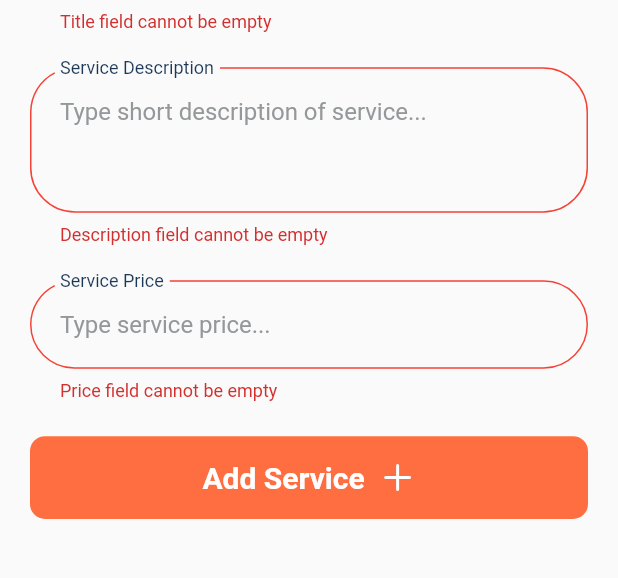
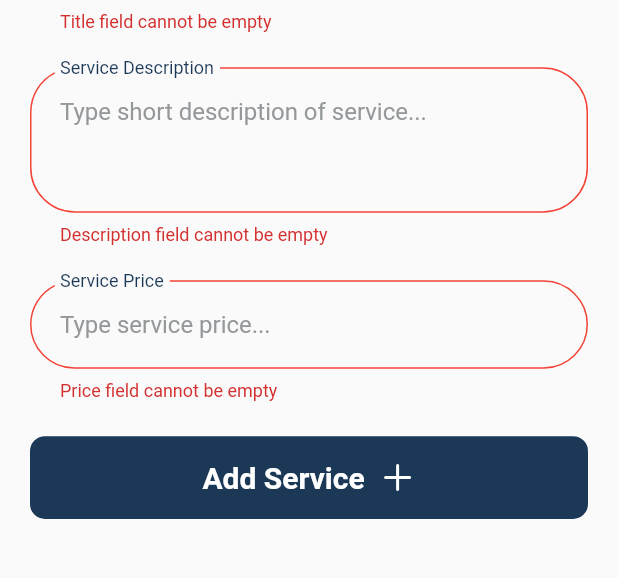
Before and after one commit to lakshya46jain/h4y-partner, a Flutter app: the AddServiceScreen screen opened directly, after a tap on "Add Service", on a phone screen of 412 x 824 dp, the part 205-783 px from its top. Run offline on Flutter 3.47's test engine with Material 2 defaults, Android fonts, the phone set to English and light mode, and no system bars; our stand-ins replace cached_network_image, cloud_firestore, firebase_auth, firebase_core, firebase_storage, fluentui_system_icons and 7 more; missing offline and left inert: international_phone_input, rate_my_app; accounts and stored records are empty; network calls fail; project files that could hold a hidden picture were left out.

Commit message:
Redesigned Constants

```diff
--- a/lib/constants/policy_dialog.dart
+++ b/lib/constants/policy_dialog.dart
@@ -56,7 +56,7 @@ class PolicyDialog extends StatelessWidget {
             child: Container(
               decoration: BoxDecoration(
                 borderRadius: BorderRadius.circular(10.0),
-                color: Colors.deepOrangeAccent,
+                color: Color(0xFF1C3857),
               ),
               width: double.infinity,
               height: MediaQuery.of(context).size.height / (1792 / 120),
--- a/lib/constants/signature_button.dart
+++ b/lib/constants/signature_button.dart
@@ -21,7 +21,7 @@ class SignatureButton extends StatelessWidget {
       child: Container(
         decoration: BoxDecoration(
           borderRadius: BorderRadius.circular(10.0),
-          color: Colors.deepOrangeAccent,
+          color: Color(0xFF1C3857),
         ),
         width: double.infinity,
         height: MediaQuery.of(context).size.height / (1792 / 120),
--- a/lib/constants/verification_container.dart
+++ b/lib/constants/verification_container.dart
@@ -18,7 +18,9 @@ class VerificationContainer extends StatelessWidget {
   final _pinPutFocusNode = FocusNode();
   final _pinPutController = TextEditingController();
   final BoxDecoration pinPutDecoration = BoxDecoration(
-    border: Border.all(color: Colors.grey),
+    border: Border.all(
+      color: Color(0xFF1C3857),
+    ),
     borderRadius: BorderRadius.circular(15.0),
   );
 
@@ -89,7 +91,7 @@ class VerificationContainer extends StatelessWidget {
                         Text(
                       "00:${value.toInt()}",
                       style: TextStyle(
-                        color: Colors.deepOrangeAccent,
+                        color: Color(0xFF1C3857),
                       ),
                     ),
                   ),
```
